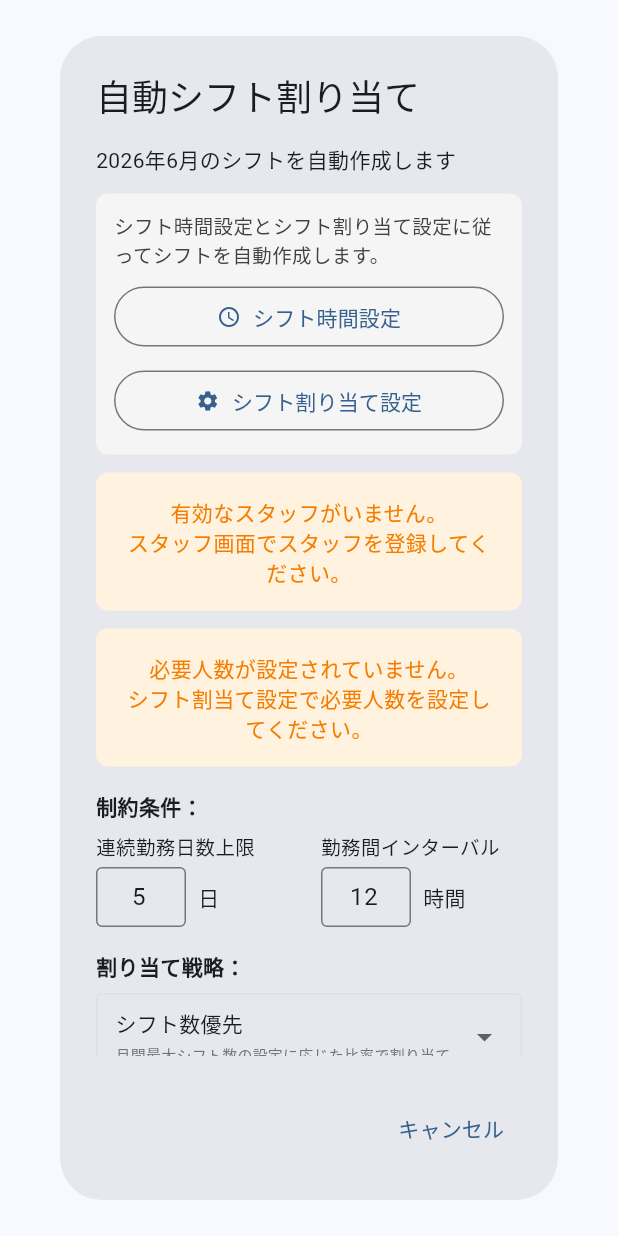
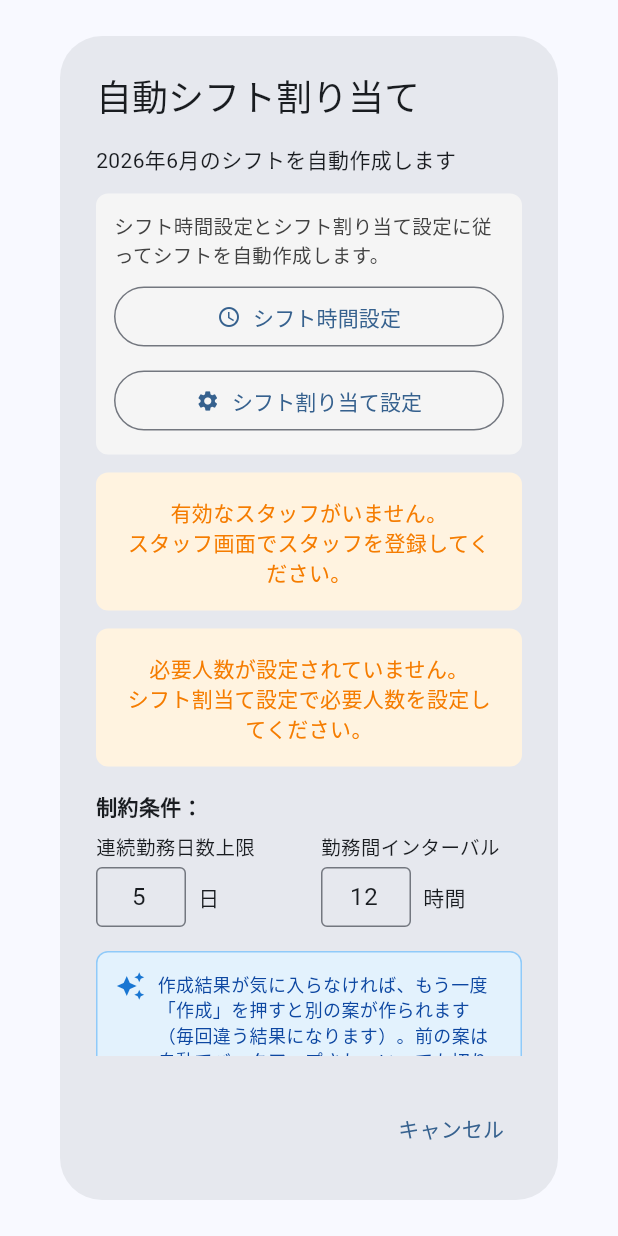
Before and after one commit to shi-takahashi/shift_kobo, a Flutter app: the AutoAssignmentDialog widget shown alone on an empty page, opened directly with empty values, on a phone screen of 412 x 824 dp. Run offline on Flutter 3.47's test engine with Material 3 defaults, Android fonts, the phone set to English and light mode, and no system bars; our stand-ins replace cloud_firestore, cloud_functions, file_picker, firebase_analytics, firebase_auth, firebase_core and 12 more; missing offline and left inert: app_tracking_transparency, excel, holiday_jp; accounts and stored records are empty; network calls fail.

Commit message:
何度も自動作成できることを案内

```diff
--- a/lib/screens/help_screen.dart
+++ b/lib/screens/help_screen.dart
@@ -776,12 +776,12 @@ class _HelpScreenState extends State<HelpScreen> {
                   'カレンダー画面右上の「自動作成」アイコンをタップ',
                 ),
                 _buildHowToItem(
-                  '（必要に応じて）異なる戦略で再作成する',
-                  '割り当て戦略を選択し（シフト数優先・分散優先）異なるシフトを生成できます',
+                  '気に入らなければ作り直す',
+                  '自動作成は毎回違う案を作ります。結果が気に入らなければ、もう一度「自動作成」を押すだけで別の案が作られます。何度でも作り直せるので、納得いくものが出るまで試せます',
                 ),
                 _buildHowToItem(
-                  '（必要に応じて）前のシフトに戻す',
-                  '再作成後、元の方が良かった場合は「切替」ボタンで直前の状態に戻せます',
+                  '前の案に戻す・選び直す',
+                  '作り直すと前の案は自動でバックアップされます。「切替」ボタンから過去の案を見比べて、好きなものに切り替えられます',
                 ),
                 _buildHowToItem(
                   'シフトを調整する',
--- a/lib/widgets/auto_assignment_dialog.dart
+++ b/lib/widgets/auto_assignment_dialog.dart
@@ -33,7 +33,9 @@ class _AutoAssignmentDialogState extends State<AutoAssignmentDialog> {
   late DateTime _endDate;
   bool _isProcessing = false;
   String? _errorMessage;
-  AssignmentStrategy _selectedStrategy = AssignmentStrategy.fairness;
+  // 割り当て戦略は公平重視(fairness)に一本化。種別の公平・ペア分散・best-of-Nは
+  // すべてこの中で処理される（ユーザーに戦略を選ばせるUIは廃止）。
+  final AssignmentStrategy _selectedStrategy = AssignmentStrategy.fairness;
 
   // 制約条件
   final TextEditingController _maxConsecutiveDaysController = TextEditingController(text: '5');
@@ -45,7 +47,6 @@ class _AutoAssignmentDialogState extends State<AutoAssignmentDialog> {
     super.initState();
     _startDate = DateTime(widget.selectedMonth.year, widget.selectedMonth.month, 1);
     _endDate = DateTime(widget.selectedMonth.year, widget.selectedMonth.month + 1, 0);
-    _loadStrategyPreference();
     _loadTeamSettings();
 
     // ShiftProviderに正しい月を設定（購読範囲を確実に更新）
@@ -81,26 +82,6 @@ class _AutoAssignmentDialogState extends State<AutoAssignmentDialog> {
     _maxConsecutiveDaysController.dispose();
     _minRestHoursController.dispose();
     super.dispose();
-  }
-
-  /// SharedPreferencesから前回選択した戦略を読み込み
-  Future<void> _loadStrategyPreference() async {
-    final prefs = await SharedPreferences.getInstance();
-    final strategyName = prefs.getString('last_assignment_strategy');
-    if (strategyName != null) {
-      setState(() {
-        _selectedStrategy = AssignmentStrategy.values.firstWhere(
-          (s) => s.name == strategyName,
-          orElse: () => AssignmentStrategy.fairness,
-        );
-      });
-    }
-  }
-
-  /// SharedPreferencesに選択した戦略を保存
-  Future<void> _saveStrategyPreference() async {
-    final prefs = await SharedPreferences.getInstance();
-    await prefs.setString('last_assignment_strategy', _selectedStrategy.name);
   }
 
   /// 戦略文字列から分かりやすいnoteを作成
@@ -312,57 +293,6 @@ class _AutoAssignmentDialogState extends State<AutoAssignmentDialog> {
                     ],
                   ),
                   const SizedBox(height: 16),
-                  const Text(
-                    '割り当て戦略：',
-                    style: TextStyle(fontWeight: FontWeight.bold),
-                  ),
-                  const SizedBox(height: 8),
-                  Container(
-                    padding: const EdgeInsets.symmetric(horizontal: 12, vertical: 4),
-                    decoration: BoxDecoration(
-                      border: Border.all(color: Colors.grey.shade300),
-                      borderRadius: BorderRadius.circular(4),
-                    ),
-                    child: DropdownButton<AssignmentStrategy>(
-                      value: _selectedStrategy,
-                      isExpanded: true,
-                      underline: const SizedBox(),
-                      items: AssignmentStrategy.values.map((strategy) {
-                        return DropdownMenuItem(
-                          value: strategy,
-                          child: Column(
-                            crossAxisAlignment: CrossAxisAlignment.start,
-                            mainAxisSize: MainAxisSize.min,
-                            children: [
-                              Text(
-                                strategy.displayName,
-                                style: const TextStyle(
-                                  fontWeight: FontWeight.w500,
-                                  fontSize: 14,
-                                ),
-                              ),
-                              const SizedBox(height: 2),
-                              Text(
-                                strategy.description,
-                                style: TextStyle(
-                                  fontSize: 10,
-                                  color: Colors.grey.shade600,
-                                ),
-                                maxLines: 1,
-                                overflow: TextOverflow.ellipsis,
-                              ),
-                            ],
-                          ),
-                        );
-                      }).toList(),
-                      onChanged: (value) {
-                        setState(() {
-                          _selectedStrategy = value!;
-                        });
-                      },
-                    ),
-                  ),
-                  const SizedBox(height: 8),
                   Container(
                     padding: const EdgeInsets.all(12),
                     decoration: BoxDecoration(
@@ -371,12 +301,13 @@ class _AutoAssignmentDialogState extends State<AutoAssignmentDialog> {
                       border: Border.all(color: Colors.blue.shade200),
                     ),
                     child: Row(
+                      crossAxisAlignment: CrossAxisAlignment.start,
                       children: [
-                        Icon(Icons.info_outline, size: 20, color: Colors.blue.shade700),
+                        Icon(Icons.auto_awesome, size: 20, color: Colors.blue.shade700),
                         const SizedBox(width: 8),
                         Expanded(
                           child: Text(
-                            '戦略を変えると異なるシフトが作成されます。現在のシフトはバックアップされ復元できます。',
+                            '作成結果が気に入らなければ、もう一度「作成」を押すと別の案が作られます（毎回違う結果になります）。前の案は自動でバックアップされ、いつでも切り替えできます。',
                             style: TextStyle(
                               fontSize: 12,
                               color: Colors.blue.shade900,
@@ -567,9 +498,6 @@ class _AutoAssignmentDialogState extends State<AutoAssignmentDialog> {
       // 7. shift_active_planを新しいplan_idで更新
       await planService.setActivePlanId(month, newPlanId, strategy: _selectedStrategy.name);
 
-      // 8. 次回デフォルト表示されるように選択した戦略を端末に保存
-      await _saveStrategyPreference();
-
       // 11. Analytics
       await AnalyticsService.logShiftGenerated(
         shiftCount: shifts.length,
@@ -583,17 +511,24 @@ class _AutoAssignmentDialogState extends State<AutoAssignmentDialog> {
         final scaffoldMessengerContext = ScaffoldMessenger.of(context);
         final shiftsCount = shifts.length;
 
+        // 初回の自動作成時だけ、完了メッセージに「作り直せる」ヒントを含める。
+        // 2回目以降は鬱陶しいので出さない（SharedPreferencesで記録）。
+        const hintKey = 'auto_create_regenerate_hint_shown_v2';
+        final prefs = await SharedPreferences.getInstance();
+        final showRegenerateHint = !(prefs.getBool(hintKey) ?? false);
+        if (showRegenerateHint) await prefs.setBool(hintKey, true);
+
         // 12. ダイアログを閉じる
         navigatorContext.pop(true);
 
-        // 13. 広告表示
+        // 13. 広告表示（閉じた後に完了メッセージを表示）
         AdService.showInterstitialAd(
           onAdShown: () {},
           onAdClosed: () {
-            _showCompletionMessage(scaffoldMessengerContext, shiftsCount);
+            _showCompletionMessage(scaffoldMessengerContext, shiftsCount, showRegenerateHint: showRegenerateHint);
           },
           onAdFailedToShow: () {
-            _showCompletionMessage(scaffoldMessengerContext, shiftsCount);
+            _showCompletionMessage(scaffoldMessengerContext, shiftsCount, showRegenerateHint: showRegenerateHint);
           },
         );
       }
@@ -677,7 +612,13 @@ class _AutoAssignmentDialogState extends State<AutoAssignmentDialog> {
   }
 
   /// シフト作成完了メッセージを表示
-  void _showCompletionMessage(ScaffoldMessengerState scaffoldMessenger, int shiftsCount) {
+  /// [showRegenerateHint] が true の時（＝初回作成時）は、
+  /// 「気に入らなければ作り直せる」ヒントを1行追加する。
+  void _showCompletionMessage(
+    ScaffoldMessengerState scaffoldMessenger,
+    int shiftsCount, {
+    bool showRegenerateHint = false,
+  }) {
     scaffoldMessenger.showSnackBar(
       SnackBar(
         content: Row(
@@ -704,13 +645,20 @@ class _AutoAssignmentDialogState extends State<AutoAssignmentDialog> {
                     '${widget.selectedMonth.month}月分のシフト ${shiftsCount}件を作成しました',
                     style: const TextStyle(fontSize: 14),
                   ),
+                  if (showRegenerateHint) ...[
+                    const SizedBox(height: 6),
+                    const Text(
+                      '💡 気に入らなければ、もう一度「自動作成」を押すと別の案が作れます',
+                      style: TextStyle(fontSize: 13),
+                    ),
+                  ],
                 ],
               ),
             ),
           ],
         ),
         backgroundColor: Colors.green,
-        duration: const Duration(seconds: 4),
+        duration: Duration(seconds: showRegenerateHint ? 7 : 4),
         behavior: SnackBarBehavior.floating,
         shape: RoundedRectangleBorder(
           borderRadius: BorderRadius.circular(8),
--- a/lib/widgets/restore_dialog.dart
+++ b/lib/widgets/restore_dialog.dart
@@ -1,6 +1,5 @@
 import 'package:flutter/material.dart';
 
-import '../models/assignment_strategy.dart';
 import '../models/shift_plan.dart';
 import '../services/shift_plan_service.dart';
 
@@ -100,7 +99,6 @@ class _RestoreDialogState extends State<RestoreDialog> {
                 itemHeight: 60,
                 items: _restorablePlans.asMap().entries.map((entry) {
                   final plan = entry.value;
-                  final strategyName = AssignmentStrategy.getDisplayNameFromString(plan.strategy);
                   final dateStr = '${plan.createdAt.year}/${plan.createdAt.month.toString().padLeft(2, '0')}/'
                       '${plan.createdAt.day.toString().padLeft(2, '0')} '
                       '${plan.createdAt.hour.toString().padLeft(2, '0')}:'
@@ -136,7 +134,7 @@ class _RestoreDialogState extends State<RestoreDialog> {
                         ),
                         const SizedBox(height: 2),
                         Text(
-                          '$strategyName　${plan.totalShifts}件',
+                          '${plan.totalShifts}件',
                           style: TextStyle(
                             fontSize: 11,
                             color: Colors.grey.shade700,
```
Also changed, not shown: lib/screens/calendar_screen.dart (+6 -2 lines).
